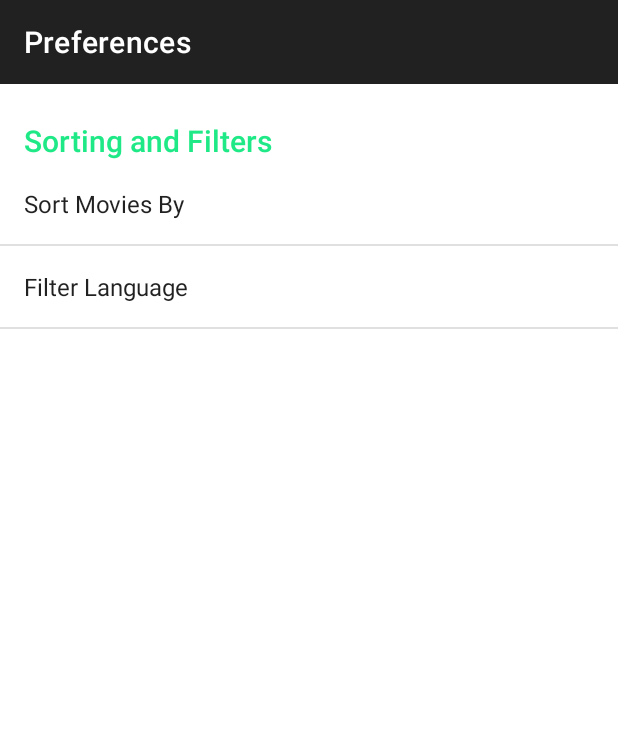
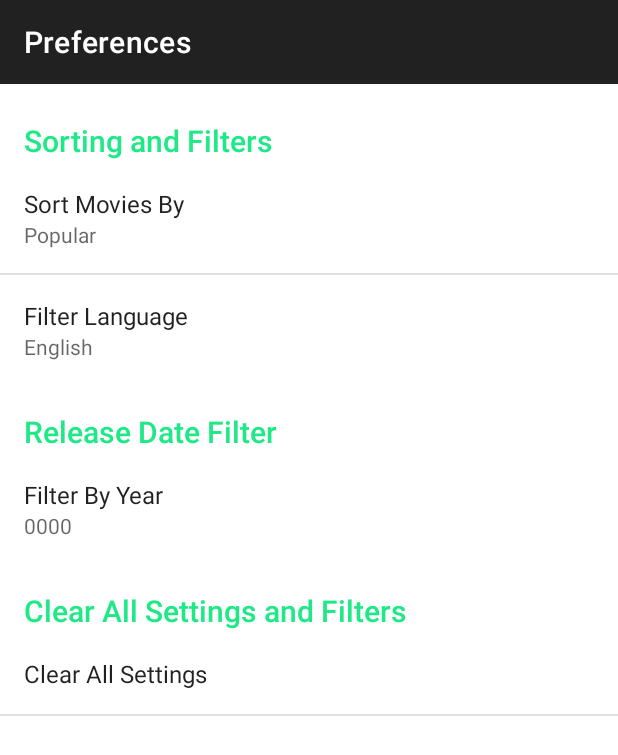
Before and after one commit to TheBaileyBrew/Flix, an Android app: the MovieActivity screen opened directly, with no data from a screen before it, in the options menu, after a tap on "Preferences", on a phone screen of 412 x 824 dp. Shown: the top 755 px of the screen. Run offline under Robolectric (Android 15) with nearby library versions, the phone set to English and light mode, and no system bars; our stand-ins replace Picasso; pictures from the network do not load.

Commit message:
Updated with MaterialTheme. Added new Preferences + connected them all.

```diff
--- a/app/build.gradle
+++ b/app/build.gradle
@@ -11,7 +11,7 @@ android {
         multiDexEnabled true
         testInstrumentationRunner "android.support.test.runner.AndroidJUnitRunner"
 
-        def apikey = project.hasProperty('apikey') ? apikey : (System.getenv('API_KEY') ?: "\"[YOUR KEY HERE]\"")
+        def apikey = project.hasProperty('apikey') ? apikey : (System.getenv('API_KEY') ?: "\"bc9386edce4886744345020389505c78\"")
         buildConfigField "String", "API_KEY", apikey
     }
     buildTypes {
@@ -24,7 +24,7 @@ android {
 
 dependencies {
     implementation fileTree(dir: 'libs', include: ['*.jar'])
-    implementation 'com.google.android.material:material:1.0.0-rc02'
+    implementation 'com.google.android.material:material:1.0.0'
     implementation 'com.squareup.picasso:picasso:2.71828'
     implementation 'net.cachapa.expandablelayout:expandablelayout:2.9.2'
     implementation 'com.android.support.constraint:constraint-layout:1.1.3'
--- a/app/src/main/java/com/thebaileybrew/flix/MovieActivity.java
+++ b/app/src/main/java/com/thebaileybrew/flix/MovieActivity.java
@@ -141,11 +141,15 @@ public class MovieActivity extends AppCompatActivity implements MovieAdapter.Mov
         String languageDefault = getString(R.string.preference_sort_language_all);
         String language = sharedPrefs.getString(languageKey, languageDefault);
 
+        String filterYearKey = getString(R.string.preference_year_key);
+        String filterYearDefault = getString(R.string.preference_year_default);
+        String filterYear = sharedPrefs.getString(filterYearKey, filterYearDefault);
+
         //Set up the Adapter
         MovieAdapter mMovieAdapter = new MovieAdapter(this, movies, this);
         //Assign the adapter to the Loader
         MovieLoader movieLoader = new MovieLoader(mMovieAdapter);
-        movieLoader.execute(sorting, language);
+        movieLoader.execute(sorting, language, filterYear);
         //Set up the Recycler
         mRecyclerView.setLayoutManager(gridLayoutManager);
         mRecyclerView.setHasFixedSize(true);
--- a/app/src/main/java/com/thebaileybrew/flix/loaders/MovieLoader.java
+++ b/app/src/main/java/com/thebaileybrew/flix/loaders/MovieLoader.java
@@ -4,6 +4,7 @@ import android.os.AsyncTask;
 import android.util.Log;
 
 import com.thebaileybrew.flix.BuildConfig;
+import com.thebaileybrew.flix.R;
 import com.thebaileybrew.flix.interfaces.MovieAdapter;
 import com.thebaileybrew.flix.model.Movie;
 import com.thebaileybrew.flix.utils.UrlUtils;
@@ -16,7 +17,6 @@ public class MovieLoader extends AsyncTask<String, Void, ArrayList<Movie>> {
     private static final String TAG = MovieLoader.class.getSimpleName();
 
     private final MovieAdapter mMovieAdapter;
-    private String languageFilter;
 
     public MovieLoader(MovieAdapter movieAdapter) {
         mMovieAdapter = movieAdapter;
@@ -26,13 +26,19 @@ public class MovieLoader extends AsyncTask<String, Void, ArrayList<Movie>> {
 
     @Override
     protected ArrayList<Movie> doInBackground(String... strings) {
-        if (strings.length < 2 || strings[0] == null) {
+        if (strings.length < 3 || strings[0] == null) {
             return null;
         }
         String sortingOrder = strings[0];
-        languageFilter = strings[1];
+        String languageFilter = strings[1];
+        String filterYear = strings[2];
 
-        URL moviesRequestUrl = UrlUtils.buildMovieUrl(BuildConfig.API_KEY, sortingOrder);
+
+        URL moviesRequestUrl = UrlUtils.buildMovieUrl(
+                    BuildConfig.API_KEY,
+                    languageFilter,
+                    sortingOrder,
+                    filterYear);
         try {
             String jsonMoviesResponse = jsonUtils.makeHttpsRequest(moviesRequestUrl);
 
@@ -46,17 +52,7 @@ public class MovieLoader extends AsyncTask<String, Void, ArrayList<Movie>> {
     @Override
     protected void onPostExecute(ArrayList<Movie> movies) {
         if(movies != null) {
-            if (languageFilter.equals("all")) {
-                mMovieAdapter.setMovieCollection(movies);
-            } else {
-                ArrayList<Movie> languageFilteredList = new ArrayList<>();
-                for (Movie movie : movies) {
-                    if (movie.getMovieLanguage().equals(languageFilter)) {
-                        languageFilteredList.add(movie);
-                    }
-                }
-                mMovieAdapter.setMovieCollection(languageFilteredList);
-            }
+            mMovieAdapter.setMovieCollection(movies);
         }
         super.onPostExecute(movies);
 
--- a/app/src/main/java/com/thebaileybrew/flix/ui/MoviePreferences.java
+++ b/app/src/main/java/com/thebaileybrew/flix/ui/MoviePreferences.java
@@ -1,18 +1,32 @@
 package com.thebaileybrew.flix.ui;
 
+import android.app.DatePickerDialog;
 import android.content.SharedPreferences;
 import android.os.Bundle;
+import android.preference.EditTextPreference;
 import android.preference.ListPreference;
 import android.preference.Preference;
+import android.preference.PreferenceActivity;
 import android.preference.PreferenceFragment;
 import android.preference.PreferenceManager;
+import android.util.Log;
+import android.widget.DatePicker;
 
+import com.thebaileybrew.flix.MovieActivity;
 import com.thebaileybrew.flix.R;
+
+import java.text.SimpleDateFormat;
+import java.util.Calendar;
+import java.util.Date;
+import java.util.Locale;
 
 import androidx.annotation.Nullable;
 import androidx.appcompat.app.AppCompatActivity;
 
 public class MoviePreferences extends AppCompatActivity {
+    private static final String TAG = MoviePreferences.class.getSimpleName();
+    private static String startDate;
+    private static String endDate;
 
     @Override
     protected void onCreate(@Nullable Bundle savedInstanceState) {
@@ -20,12 +34,25 @@ public class MoviePreferences extends AppCompatActivity {
         setContentView(R.layout.activity_settings);
     }
 
+
     public static class MoviePreferenceFragment extends PreferenceFragment
-            implements Preference.OnPreferenceChangeListener {
+            implements Preference.OnPreferenceChangeListener, DatePickerDialog.OnDateSetListener {
         @Override
         public void onCreate(@Nullable Bundle savedInstanceState) {
             super.onCreate(savedInstanceState);
             addPreferencesFromResource(R.xml.settings_main);
+
+            Preference clearSettings = findPreference("clear_settings");
+            clearSettings.setOnPreferenceClickListener(new Preference.OnPreferenceClickListener() {
+                @Override
+                public boolean onPreferenceClick(Preference preference) {
+                    SharedPreferences sharedPrefs = PreferenceManager.getDefaultSharedPreferences(getActivity());
+                    SharedPreferences.Editor prefsEditor = sharedPrefs.edit();
+                    prefsEditor.clear();
+                    prefsEditor.apply();
+                    return false;
+                }
+            });
 
             Preference sortOrder = findPreference(getString(R.string.preference_sort_key));
             bindPreferenceSummaryToValue(sortOrder);
@@ -33,22 +60,42 @@ public class MoviePreferences extends AppCompatActivity {
             Preference sortLanguage = findPreference(getString(R.string.preference_sort_language_key));
             bindPreferenceSummaryToValue(sortLanguage);
 
+            Preference yearFilter = findPreference(getString(R.string.preference_year_key));
+            bindPreferenceSummaryToValue(yearFilter);
+
         }
 
         @Override
         public boolean onPreferenceChange(Preference preference, Object value) {
             String stringValue = value.toString();
-            if(preference instanceof ListPreference) {
+            Log.e(TAG, "onPreferenceChange: current value is" + stringValue);
+            if (stringValue.equals(String.valueOf(R.string.preference_sort_most_recent))) {
+                Preference yearFilter = findPreference("primary_release_year");
+                bindPreferenceSummaryToValue(yearFilter);
+                yearFilter.setSummary(setMaxYear());
+            }
+            if (preference instanceof ListPreference) {
                 ListPreference listPreference = (ListPreference) preference;
                 int prefIndex = listPreference.findIndexOfValue(stringValue);
                 if (prefIndex >= 0) {
                     CharSequence[] labels = listPreference.getEntries();
                     preference.setSummary(labels[prefIndex]);
                 }
+            } else if (preference instanceof EditTextPreference) {
+                EditTextPreference editTextPreference = (EditTextPreference) preference;
+                String preferenceString = editTextPreference.getText();
+                preference.setSummary(preferenceString);
+
             } else {
                 preference.setSummary(stringValue);
             }
             return true;
+        }
+
+        private String setMaxYear() {
+            SimpleDateFormat dateFormat = new SimpleDateFormat("yyyy", Locale.US);
+            Date curDate = Calendar.getInstance(Locale.US).getTime();
+            return dateFormat.format(curDate);
         }
 
         private void bindPreferenceSummaryToValue(Preference preference) {
@@ -59,6 +106,9 @@ public class MoviePreferences extends AppCompatActivity {
             onPreferenceChange(preference, preferenceString);
         }
 
-
+        @Override
+        public void onDateSet(DatePicker view, int year, int month, int dayOfMonth) {
+            Log.e(TAG, "onDateSet: " + year + month + dayOfMonth);
+        }
     }
 }
--- a/app/src/main/java/com/thebaileybrew/flix/utils/UrlUtils.java
+++ b/app/src/main/java/com/thebaileybrew/flix/utils/UrlUtils.java
@@ -1,10 +1,21 @@
 package com.thebaileybrew.flix.utils;
 
 import android.net.Uri;
+import android.os.Parcel;
 import android.util.Log;
+
+import com.thebaileybrew.flix.R;
 
 import java.net.MalformedURLException;
 import java.net.URL;
+import java.text.SimpleDateFormat;
+import java.time.LocalDate;
+import java.util.Calendar;
+import java.util.Date;
+import java.util.List;
+import java.util.Locale;
+
+import static com.thebaileybrew.flix.R.*;
 
 public class UrlUtils {
     private static final String TAG = UrlUtils.class.getSimpleName();
@@ -14,18 +25,120 @@ public class UrlUtils {
 
     private static final String BASE_MOVIE_URL = "https://api.themoviedb.org/3";
     private static final String BASE_MOVIE_PATH = "movie";
+    private static final String BASE_MOVIE_PATH_DISCOVER = "discover";
     private static final String BASE_CREDIT_PATH = "credits";
 
     private static final String API_KEY = "api_key";
+    private static final String SORT_BY = "sort_by";
+    private static final String VOTE_COUNT = "vote_count.gte";
+    private static final String VOTE_MINIMUM = "1000";
+    private static final String WITH_ORIG_LANGUAGE = "with_original_language";
+    private static final String PRIMARY_RELEASE_YEAR = "primary_release_year";
+    private static final String RELEASE_DATE_START = "release_date.gte";
+    private static final String RELEASE_DATE_END = "release_date.lte";
+
+    private static String baseMovieQueryUrl(String apiKey) {
+        Uri movieQuery = Uri.parse(BASE_MOVIE_URL).buildUpon()
+                    .appendPath(BASE_MOVIE_PATH_DISCOVER)
+                    .appendPath(BASE_MOVIE_PATH)
+                    .appendQueryParameter(API_KEY, apiKey)
+                    .build();
+        return movieQuery.toString();
+    }
+
+    private static String setMaxYear() {
+        SimpleDateFormat dateFormat = new SimpleDateFormat("yyyy", Locale.US);
+        Date curDate = Calendar.getInstance(Locale.US).getTime();
+        return dateFormat.format(curDate);
+    }
+    private static String setCurrentDate() {
+        SimpleDateFormat dateFormat = new SimpleDateFormat("yyyy-MM-dd", Locale.US);
+        Date curDate = Calendar.getInstance(Locale.US).getTime();
+        return dateFormat.format(curDate);
+    }
+    private static String setMaxDate() {
+        SimpleDateFormat dateFormat = new SimpleDateFormat("yyyy-MM-dd", Locale.US);
+        Calendar curCal = Calendar.getInstance(Locale.US);
+        int currentYear = Calendar.YEAR;
+        Calendar maxCal = Calendar.getInstance(Locale.US);
+        maxCal.set(Calendar.MONTH, Calendar.OCTOBER);
+        maxCal.set(Calendar.YEAR, currentYear);
+        long calTime = curCal.getTimeInMillis();
+        long maxTime = maxCal.getTimeInMillis();
+        if (maxTime < calTime) {
+            curCal.add(Calendar.YEAR, 1);
+            curCal.add(Calendar.MONTH, -9);
+        } else {
+            curCal.add(Calendar.MONTH, 3);
+        }
+        Date getDate = curCal.getTime();
+        return(dateFormat.format(getDate));
+    }
+
+    private static String sortWithLanguage(String uriBuilder, String value) {
+        Uri movieQuery = Uri.parse(uriBuilder).buildUpon()
+                .appendQueryParameter(WITH_ORIG_LANGUAGE, value)
+                .build();
+        return movieQuery.toString();
+    }
+
+    private static String sortWithFilterYear(String uriBuilder, String value) {
+        Uri movieQuery = Uri.parse(uriBuilder).buildUpon()
+                .appendQueryParameter(PRIMARY_RELEASE_YEAR, value)
+                .build();
+        return movieQuery.toString();
+    }
 
     //Build the URL for querying all movies in the database
-    public static URL buildMovieUrl(String apiKey, String sortingOrder){
+    public static URL buildMovieUrl(
+            String apiKey, String languageSort, String sortingOrder, String filterYear){
+        String baseMovie = baseMovieQueryUrl(apiKey);
+        Uri movieQueryUri;
+        Log.e(TAG, "buildMovieUrl: current language: " + languageSort);
+        Log.e(TAG, "buildMovieUrl: current sort: " + sortingOrder);
+        Log.e(TAG, "buildMovieUrl: current year: " + filterYear);
 
-        Uri movieQueryUri = Uri.parse(BASE_MOVIE_URL).buildUpon()
-                .appendPath(BASE_MOVIE_PATH)
-                .appendPath(sortingOrder)
-                .appendQueryParameter(API_KEY, apiKey)
-                .build();
+        switch(sortingOrder) {
+            case "popularity.desc":
+                movieQueryUri = Uri.parse(baseMovie).buildUpon()
+                        .appendQueryParameter(SORT_BY, sortingOrder)
+                        .build();
+                baseMovie = movieQueryUri.toString();
+                break;
+            case "vote_average.desc":
+                movieQueryUri = Uri.parse(baseMovie).buildUpon()
+                        .appendQueryParameter(SORT_BY, sortingOrder)
+                        .appendQueryParameter(VOTE_COUNT, VOTE_MINIMUM)
+                        .build();
+                baseMovie = movieQueryUri.toString();
+                break;
+            case "release_date.desc":
+                movieQueryUri = Uri.parse(baseMovie).buildUpon()
+                        .appendQueryParameter(SORT_BY, sortingOrder)
+                        .appendQueryParameter(RELEASE_DATE_START, setCurrentDate())
+                        .appendQueryParameter(RELEASE_DATE_END, setMaxDate())
+                        .build();
+                baseMovie = movieQueryUri.toString();
+                break;
+            default:
+                break;
+        }
+
+        //Checks for LANGUAGE SORT ALL
+        if (!languageSort.equals("all")) {
+            movieQueryUri = Uri.parse(sortWithLanguage(baseMovie, languageSort)).buildUpon().build();
+            baseMovie = movieQueryUri.toString();
+        }
+
+        //Checks for FILTER YEAR PREFERENCE
+        if (!filterYear.equals("0000")) {
+            movieQueryUri = Uri.parse(sortWithFilterYear(baseMovie, filterYear)).buildUpon().build();
+            baseMovie = movieQueryUri.toString();
+        }
+
+        movieQueryUri = Uri.parse(baseMovie).buildUpon().build();
+        Log.e(TAG, "buildMovieUrl: full URL is:" + movieQueryUri );
+
         URL movieQueryURL;
         try {
             movieQueryURL = new URL(movieQueryUri.toString());
@@ -34,7 +147,8 @@ public class UrlUtils {
             Log.e(TAG, "buildMovieUrl: failed to build full db URL", me);
             return null;
         }
-    }
+    };
+
     //Build the URL for querying a single movie in the database
     public static URL buildSingleMovieUrl(String apiKey, String movieID) {
 
--- a/app/src/main/java/com/thebaileybrew/flix/utils/jsonUtils.java
+++ b/app/src/main/java/com/thebaileybrew/flix/utils/jsonUtils.java
@@ -59,7 +59,7 @@ public class jsonUtils {
         InputStream inputStream = null;
 
         try {
-            Log.e(TAG, "makeHttpsRequest: full url is:" + String.valueOf(url));
+            Log.e(TAG, "Full url is:" + String.valueOf(url));
             urlConnection = (HttpsURLConnection) url.openConnection();
             urlConnection.setReadTimeout(12000);
             urlConnection.setConnectTimeout(20000);
--- a/app/src/main/res/values/arrays.xml
+++ b/app/src/main/res/values/arrays.xml
@@ -3,11 +3,13 @@
     <string-array name="preference_sort_options">
         <item>@string/preference_sort_popular_label</item>
         <item>@string/preference_sort_top_rated_label</item>
+        <item>@string/preference_sort_release_date_label</item>
     </string-array>
 
     <string-array name="preference_sort_values">
         <item>@string/preference_sort_popular</item>
         <item>@string/preference_sort_top_rated</item>
+        <item>@string/preference_sort_most_recent</item>
     </string-array>
 
     <string-array name="preference_sort_language_options">
@@ -27,4 +29,5 @@
         <item>@string/preference_sort_language_ko</item>
         <item>@string/preference_sort_language_all</item>
     </string-array>
+
 </resources>
--- a/app/src/main/res/values/strings.xml
+++ b/app/src/main/res/values/strings.xml
@@ -10,18 +10,20 @@
     <string name="internet_message_default">Thanos has found your internet connectivity lacking.</string>
 
 
-    <!--  Label for Preference Sort  -->
+    <!--  Label for Preference Sort BY TYPE -->
     <string name="preference_sort_label">Sort Movies By</string>
     <!--  Labels for Preference Sorting  -->
     <string name="preference_sort_popular_label">Popular</string>
     <string name="preference_sort_top_rated_label">Top Rated</string>
+    <string name="preference_sort_release_date_label">Upcoming</string>
     <!--  Value for Preference Sorting  -->
-    <string name="preference_sort_popular" translatable="false">popular</string>
-    <string name="preference_sort_top_rated" translatable="false">top_rated</string>
+    <string name="preference_sort_popular" translatable="false">popularity.desc</string>
+    <string name="preference_sort_top_rated" translatable="false">vote_average.desc</string>
+    <string name="preference_sort_most_recent" translatable="false">release_date.desc</string>
     <!--  Key name for Preference Sorting  -->
     <string name="preference_sort_key" translatable="false">sort_by</string>
 
-    <!--  Label for Preference Sort  -->
+    <!--  Label for Preference Sort By LANGUAGE -->
     <string name="preference_sort_language_label">Filter Language</string>
     <!--  Label for Preference Language  -->
     <string name="preference_sort_language_label_eng">English</string>
@@ -41,6 +43,10 @@
     <string name="preference_sort_language_key" translatable="false">original_language</string>
     <string name="lorem_ipsum">Lorem ipsum dolor sit amet, consectetur adipiscing elit, sed do eiusmod tempor incididunt ut labore et dolore magna aliqua. Ut enim ad minim veniam, quis nostrud exercitation ullamco laboris nisi ut aliquip ex ea commodo consequat. Duis aute irure dolor in reprehenderit in voluptate velit esse cillum dolore eu fugiat nulla pariatur. Excepteur sint occaecat cupidatat non proident, sunt in culpa qui officia deserunt mollit anim id est laborum.</string>
     <string name="refresh_network">Please check your network settings and try again</string>
+
+
+
+
     <string name="release_date">RELEASE DATE</string>
     <string name="runtime">RUNTIME</string>
     <string name="average_rating">AVERAGE RATING</string>
@@ -63,4 +69,10 @@
     <string name="check_network_credits_display">There was a problem getting actor credits. Please check your network settings</string>
     <string name="actor_credit_image">actor credit image</string>
     <string name="static_text_as_credit">as</string>
+    <string name="preference_year_default">0000</string>
+    <string name="preference_year_key">primary_release_year</string>
+    <string name="preference_start_date_key">preference_start_date</string>
+    <string name="preference_end_date_key">preference_end_date</string>
+    <string name="preference_start_date_default" translatable="false">0000-00-00</string>
+    <string name="preference_end_date_default" translatable="false">0000-00-00</string>
 </resources>
--- a/app/src/main/res/xml/settings_main.xml
+++ b/app/src/main/res/xml/settings_main.xml
@@ -5,18 +5,31 @@
     <com.thebaileybrew.flix.ui.CustomPreferenceCategory
         android:title="@string/sorting_and_filters">
         <ListPreference
-            android:defaultValue="preference_sort_popular"
+            android:defaultValue="@string/preference_sort_popular"
             android:entries="@array/preference_sort_options"
             android:entryValues="@array/preference_sort_values"
             android:key="@string/preference_sort_key"
             android:title="@string/preference_sort_label" />
         <ListPreference
-            android:defaultValue="preference_sort_language"
+            android:defaultValue="@string/preference_sort_language_eng"
             android:entries="@array/preference_sort_language_options"
             android:entryValues="@array/preference_sort_language_values"
             android:key="@string/preference_sort_language_key"
             android:title="@string/preference_sort_language_label" />
 
     </com.thebaileybrew.flix.ui.CustomPreferenceCategory>
+    <com.thebaileybrew.flix.ui.CustomPreferenceCategory
+        android:title="Release Date Filter">
+        <EditTextPreference
+            android:defaultValue="@string/preference_year_default"
+            android:key="@string/preference_year_key"
+            android:title="Filter By Year"/>
+    </com.thebaileybrew.flix.ui.CustomPreferenceCategory>
+    <com.thebaileybrew.flix.ui.CustomPreferenceCategory
+        android:title="Clear All Settings and Filters">
+        <Preference
+            android:key="clear_settings"
+            android:title="Clear All Settings"/>
+    </com.thebaileybrew.flix.ui.CustomPreferenceCategory>
 
 </PreferenceScreen>
```
